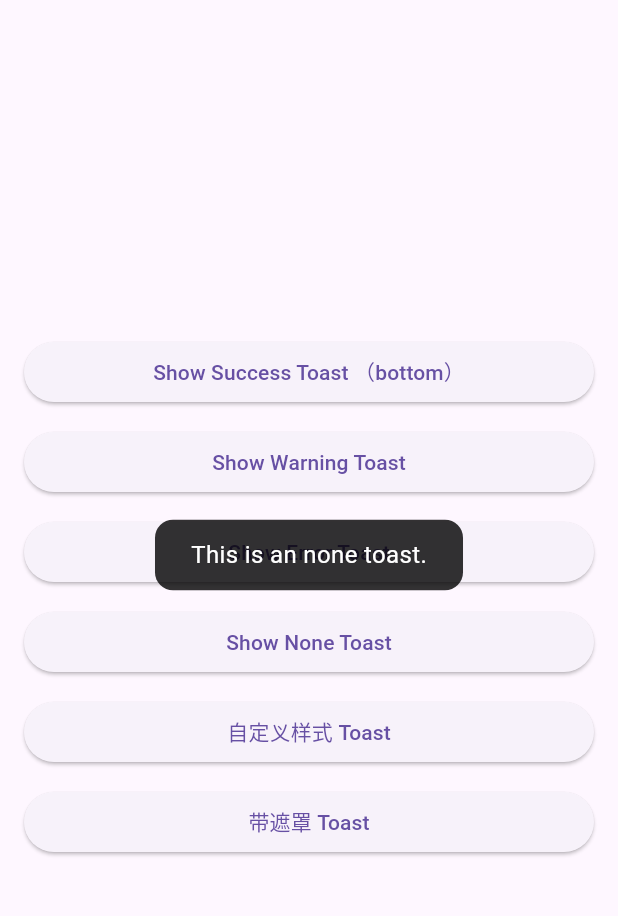
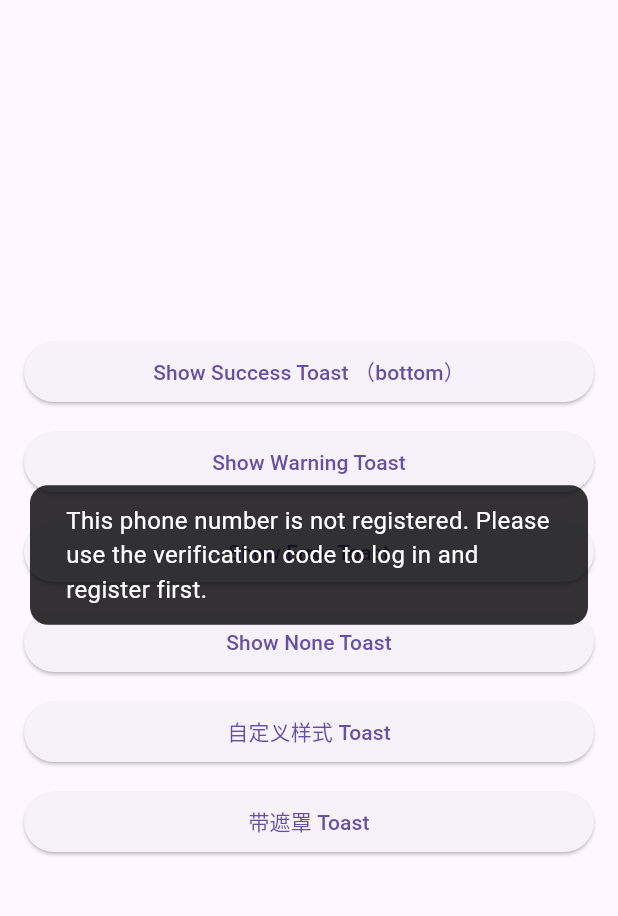
Before and after one commit to xinqingaa/unified_popups, a Flutter app: the ToastPage screen opened by its route, after a tap on "Show None Toast", on a phone screen of 412 x 824 dp, the part 63-979 px from its top. Run offline on Flutter 3.47's test engine with Material 3 defaults, Android fonts, the phone set to English and light mode, and no system bars.

Commit message:
fix: 修复文本溢出问题

```diff
--- a/example/lib/pages/toast_page.dart
+++ b/example/lib/pages/toast_page.dart
@@ -36,7 +36,7 @@ class ToastPage extends StatelessWidget {
               ),
               const SizedBox(height: 12),
               ElevatedButton(
-                onPressed: () => Pop.toast('This is an none toast.'),
+                onPressed: () => Pop.toast('This phone number is not registered. Please use the verification code to log in and register first.'),
                 child: const Text('Show None Toast'),
               ),
               const SizedBox(height: 12),
--- a/lib/src/widgets/confirm_widget.dart
+++ b/lib/src/widgets/confirm_widget.dart
@@ -109,10 +109,10 @@ class ConfirmWidget extends StatelessWidget {
         ],
         if (title != null) ...[
           // ?? TextAlign.center
-          Text(title!, style: titleStyle ?? defaultTitleStyle, textAlign: textAlign ),
+          Text(title!, style: titleStyle ?? defaultTitleStyle, textAlign: textAlign, maxLines: null, overflow: TextOverflow.visible),
           const SizedBox(height: 12),
         ],
-        Text(content, style: contentStyle ?? defaultContentStyle, textAlign: textAlign ),
+        Text(content, style: contentStyle ?? defaultContentStyle, textAlign: textAlign, maxLines: null, overflow: TextOverflow.visible),
         if (confirmChild != null) ...[
           const SizedBox(height: 12),
           confirmChild!,
--- a/lib/src/widgets/loading_widget.dart
+++ b/lib/src/widgets/loading_widget.dart
@@ -40,6 +40,8 @@ class LoadingWidget extends StatelessWidget {
             Text(
               message!,
               style: textStyle ?? defaultStyle,
+              maxLines: null,
+              overflow: TextOverflow.visible,
             ),
           ],
         ],
--- a/lib/src/widgets/sheet_widget.dart
+++ b/lib/src/widgets/sheet_widget.dart
@@ -240,6 +240,8 @@ class _SheetWidgetState extends State<SheetWidget> {
                 widget.title!,
                 style: widget.titleStyle ?? defaultTitleStyle,
                 textAlign: widget.titleAlign ?? defaultTitleAlign,
+                maxLines: null,
+                overflow: TextOverflow.visible,
               ),
             ) : const SizedBox.shrink(),
 
--- a/lib/src/widgets/toast_widget.dart
+++ b/lib/src/widgets/toast_widget.dart
@@ -62,11 +62,15 @@ class ToastWidget extends StatelessWidget {
               padding: const EdgeInsets.only(right: 12),
               child: Image.asset(imgPath,  package: "unified_popups", height: 24,),
             ),
-          Text(
-            message,
-            style: style ?? defaultStyle,
-            textAlign: textAlign ?? TextAlign.center,
-          ),
+          Flexible(
+            child: Text(
+              message,
+              style: style ?? defaultStyle,
+              textAlign: textAlign ?? TextAlign.start,
+              maxLines: null,
+              overflow: TextOverflow.visible,
+            ),
+          )
         ],
       )
     );
--- a/pubspec.yaml
+++ b/pubspec.yaml
@@ -1,6 +1,6 @@
 name: unified_popups
 description: A unified popups SDK for Flutter, providing a flexible way to show toasts, dialogs, and other custom popups.
-version: 1.1.0
+version: 1.1.1
 homepage: https://github.com/xinqingaa/unified_popups
 repository: https://github.com/xinqingaa/unified_popups
 
```
Also changed, not shown: 1 other file.
